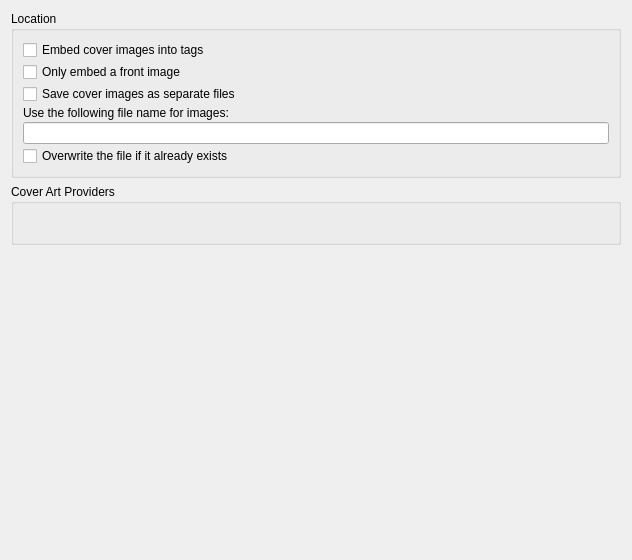
Before: the Qt Designer form ui/options_cover.ui in metabrainz/picard, drawn with Qt 5.
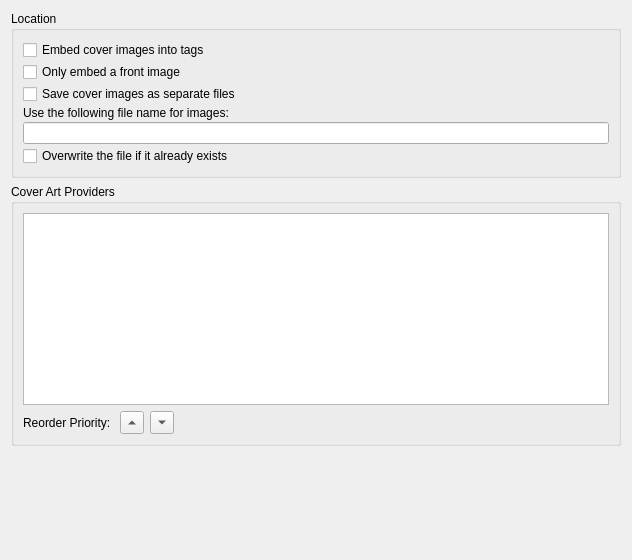
After: the same form once the commit is applied.

Commit message: Update CA options to include a list view

```diff
--- a/ui/options_cover.ui
+++ b/ui/options_cover.ui
@@ -64,7 +64,7 @@
      </layout>
     </widget>
    </item>
-   <item>
+   <item alignment="Qt::AlignTop">
     <widget class="QGroupBox" name="ca_providers_groupbox">
      <property name="sizePolicy">
       <sizepolicy hsizetype="Preferred" vsizetype="Preferred">
@@ -77,7 +77,55 @@
      </property>
      <layout class="QVBoxLayout" name="ca_providers_layout">
       <item>
-       <layout class="QHBoxLayout" name="ca_providers_list">
+       <widget class="QListWidget" name="ca_providers_list"/>
+      </item>
+      <item>
+       <layout class="QHBoxLayout" name="ca_layout">
+        <item>
+         <widget class="QLabel" name="move_label">
+          <property name="text">
+           <string>Reorder Priority: </string>
+          </property>
+         </widget>
+        </item>
+        <item>
+         <widget class="QToolButton" name="up_button">
+          <property name="toolTip">
+           <string>Move selected item up</string>
+          </property>
+          <property name="layoutDirection">
+           <enum>Qt::LeftToRight</enum>
+          </property>
+          <property name="text">
+           <string/>
+          </property>
+          <property name="toolButtonStyle">
+           <enum>Qt::ToolButtonIconOnly</enum>
+          </property>
+          <property name="autoRaise">
+           <bool>false</bool>
+          </property>
+          <property name="arrowType">
+           <enum>Qt::UpArrow</enum>
+          </property>
+         </widget>
+        </item>
+        <item>
+         <widget class="QToolButton" name="down_button">
+          <property name="toolTip">
+           <string>Move selected item down</string>
+          </property>
+          <property name="text">
+           <string/>
+          </property>
+          <property name="toolButtonStyle">
+           <enum>Qt::ToolButtonIconOnly</enum>
+          </property>
+          <property name="arrowType">
+           <enum>Qt::DownArrow</enum>
+          </property>
+         </widget>
+        </item>
         <item>
          <spacer name="horizontalSpacer">
           <property name="orientation">
```
Left out of the diff: 11 changed lines with no effect on the pictures.
